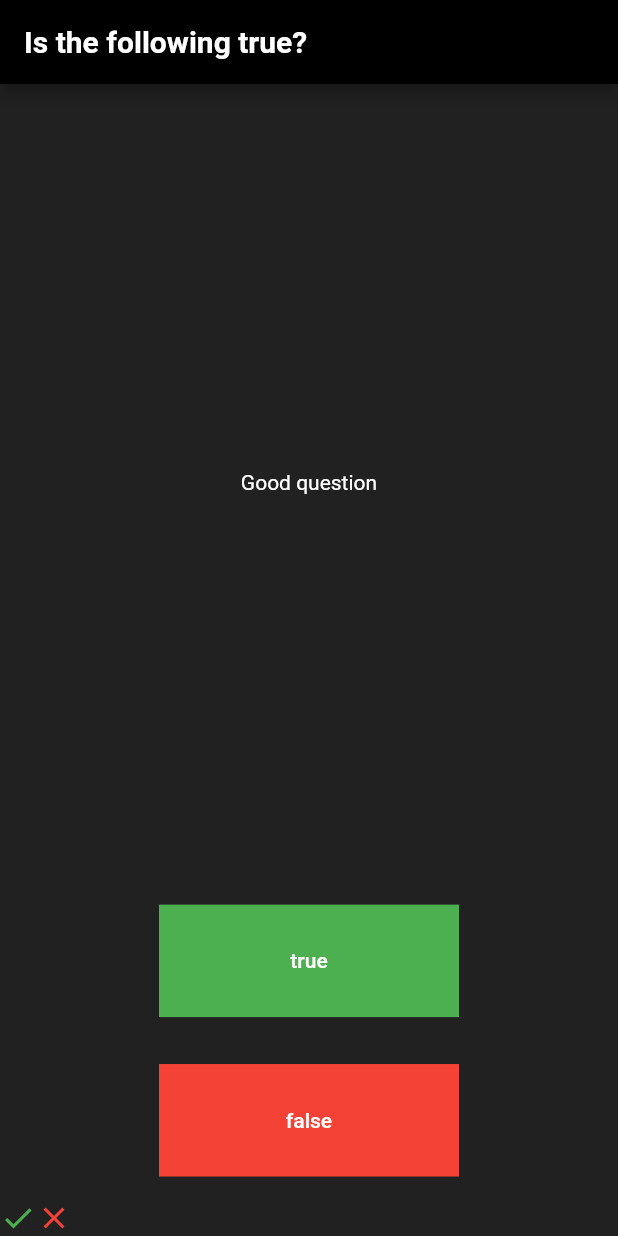
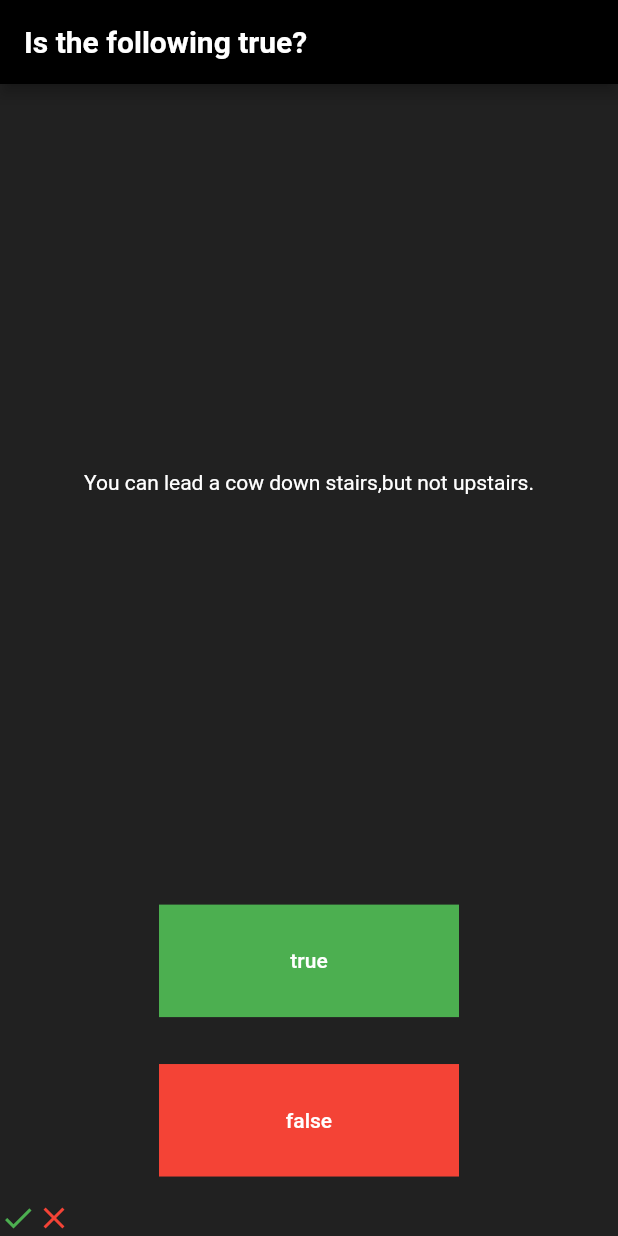
Before and after one commit to He-Martijn/scorekeeper, a Flutter app: the screen it shows after launch, after a tap on "true", after a tap on "false", on a phone screen of 412 x 824 dp. Run offline on Flutter 3.47's test engine with Material 2 defaults, Android fonts, the phone set to English and light mode, and no system bars; missing offline and left inert: dart:ffi.

Commit message:
Fix pickQuestion functions

```diff
--- a/lib/main.dart
+++ b/lib/main.dart
@@ -45,7 +45,8 @@ class _MyBodyAppState extends State<MyBodyApp> {
   List <String> questions = [
     'You can lead a cow down stairs,but not upstairs.',
     'Approx. one quarter of the human bones are in the feet',
-    'A slug\'s blood is green'
+    'A slug\'s blood is green',
+    'A \ and \' is a String in Android Studio'
   ];
 
   //Functions
@@ -53,11 +54,12 @@ class _MyBodyAppState extends State<MyBodyApp> {
     print('pickQuestion is called');
     int maxInt = questions.length;
     print('maxInt = $maxInt');
-    //int randomInt = random().nextInt(maxInt);
-    //TODO: Add dart:math package to pubspec.yaml
-    // Right?
+    int randomInt = Random().nextInt(maxInt);
+    print('randomInt = $randomInt');
+    String pickedSentence = questions[randomInt];
+    print('pickedSentence = $pickedSentence');
 
-    return 'test';
+    return pickedSentence;
   }
 
   @override
@@ -72,7 +74,7 @@ class _MyBodyAppState extends State<MyBodyApp> {
           Expanded(
             flex: 5,
               child: Center(
-                child: Text('Good question',
+                child: Text(pickQuestion(),
                 style: TextStyle(
                   color: Colors.white,
                   ),
@@ -86,6 +88,7 @@ class _MyBodyAppState extends State<MyBodyApp> {
                   print('true is pressed');
                   setState(() {
                     scoreKeeper.add(Icon(Icons.check, color: Colors.green,),);
+                    pickQuestion();
                   });
                 },
                 child: Container(
@@ -108,6 +111,7 @@ class _MyBodyAppState extends State<MyBodyApp> {
                 print('false is pressed');
                 setState(() {
                   scoreKeeper.add(Icon(Icons.close,color: Colors.red,),);
+                  pickQuestion();
                 });
               },
               child: Container(
--- a/pubspec.yaml
+++ b/pubspec.yaml
@@ -29,8 +29,6 @@ environment:
 dependencies:
   flutter:
     sdk: flutter
-    dart.math
-
 
 
   # The following adds the Cupertino Icons font to your application.
```
